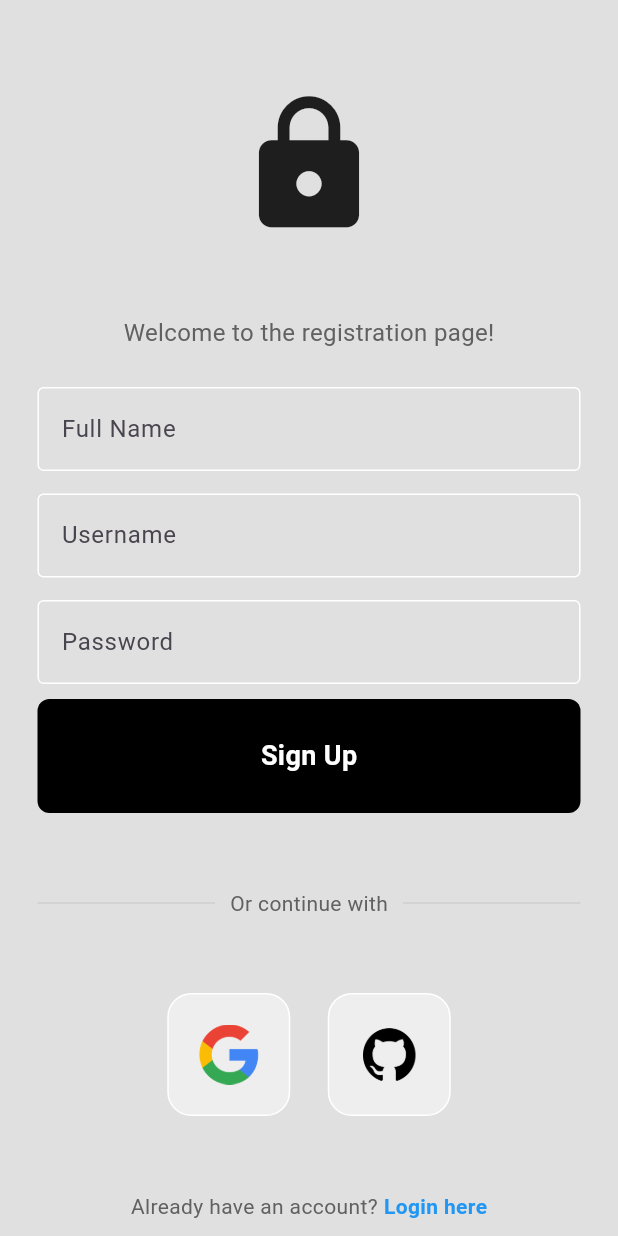
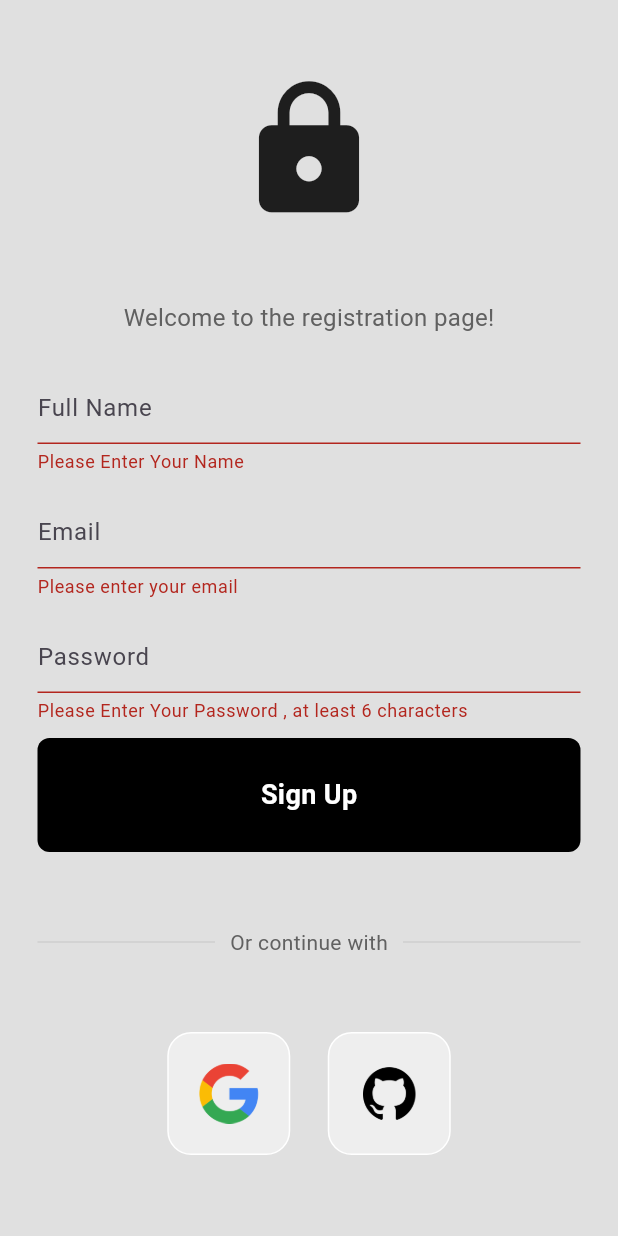
Before and after one commit to ezedin130/modern-auth, a Flutter app: the RegisterPage screen opened directly, after a tap on "Sign Up", on a phone screen of 412 x 824 dp. Run offline on Flutter 3.47's test engine with Material 3 defaults, Android fonts, the phone set to English and light mode, and no system bars; our stand-ins replace supabase_flutter; accounts and stored records are empty; network calls fail.

Commit message:
registering new users with supabase

```diff
--- a/lib/components/MyTextField.dart
+++ b/lib/components/MyTextField.dart
@@ -1,6 +1,7 @@
 import 'package:flutter/material.dart';
 
 class MyTextField extends StatelessWidget {
+  final String? Function(String?)? validator ;
   final controller;
   final String hintText;
   final bool obsecureText;
@@ -8,14 +9,16 @@ class MyTextField extends StatelessWidget {
     super.key,
     required this.controller,
     required this.hintText,
-    required this.obsecureText
+    required this.obsecureText,
+    required this.validator
     });
 
   @override
   Widget build(BuildContext context) {
     return Padding(
               padding: const EdgeInsets.symmetric(horizontal: 25.0),
-              child: TextField(
+              child: TextFormField(
+                validator: validator,
                 controller: controller,
                 obscureText: obsecureText,
                 decoration: InputDecoration(
--- /dev/null
+++ b/lib/components/snack_bar.dart
@@ -0,0 +1,5 @@
+import 'package:flutter/material.dart';
+
+void showSnackBar(BuildContext context, String message){
+  ScaffoldMessenger.of(context).showSnackBar(SnackBar(content: Text(message)));
+}
--- a/lib/pages/register_page.dart
+++ b/lib/pages/register_page.dart
@@ -2,21 +2,68 @@ import 'package:auth/components/MyTextField.dart';
 import 'package:auth/components/MyTile.dart';
 import 'package:auth/components/my_button.dart';
 import 'package:auth/pages/login_page.dart';
+import 'package:auth/service/auth_service.dart';
 import 'package:flutter/material.dart';
 
-class RegisterPage extends StatelessWidget {
+import '../components/snack_bar.dart';
+
+class RegisterPage extends StatefulWidget {
   RegisterPage({super.key});
 
-  final usernameController = TextEditingController();
+  @override
+  State<RegisterPage> createState() => _RegisterPageState();
+}
+
+class _RegisterPageState extends State<RegisterPage> {
+  final emailController = TextEditingController();
+
   final nameController = TextEditingController();
+
   final passwordController = TextEditingController();
 
-  void signUpUser() {}
+  final AuthService _authService = AuthService();
+
+  bool isLoading = false;
+
+  final _formKey = GlobalKey<FormState>();
+
+  void signUpUser() async {
+    String email = emailController.text.trim();
+    String name = nameController.text.trim();
+    String password = passwordController.text.trim();
+    setState(() {
+      isLoading = true;
+    });
+    try {
+      final result = await _authService.signUp(email, name, password);
+      if (result == null) {
+        setState(() {
+          isLoading = false;
+        });
+        showSnackBar(context, "Signup Successfull!");
+        Navigator.of(
+          context,
+        ).push(MaterialPageRoute(builder: (context) => LoginPage()));
+      }
+      else {
+        setState(() {
+          isLoading = false;
+        });
+        showSnackBar(context, "Signup Failed!");
+      }
+    }
+    catch(e){
+      showSnackBar(context, 'An error occured : $e');
+    }
+  }
+
   @override
   Widget build(BuildContext context) {
     return Scaffold(
       backgroundColor: Colors.grey[300],
-      body: SafeArea(
+      body: Form(
+        key: _formKey,
+        child: SafeArea(
           child: Column(
             mainAxisAlignment: MainAxisAlignment.center,
             children: [
@@ -34,6 +81,12 @@ class RegisterPage extends StatelessWidget {
               const SizedBox(height: 25),
 
               MyTextField(
+                validator: (value) {
+                  if (value == null || value.isEmpty) {
+                    return 'Please Enter Your Name';
+                  }
+                  return null;
+                },
                 controller: nameController,
                 hintText: 'Full Name',
                 obsecureText: false,
@@ -42,14 +95,30 @@ class RegisterPage extends StatelessWidget {
               const SizedBox(height: 15),
 
               MyTextField(
-              controller: usernameController,
-              hintText: 'Username',
+                validator: (value) {
+                  if (value == null || value.isEmpty) {
+                    return 'Please enter your email';
+                  }
+                  // Basic email pattern
+                  final emailRegex = RegExp(r'^[^@]+@[^@]+\.[^@]+');
+                  if (!emailRegex.hasMatch(value)) {
+                    return 'Please enter a valid email';
+                  }
+                  return null;
+                },
+                controller: emailController,
+                hintText: 'Email',
                 obsecureText: false,
               ),
 
               const SizedBox(height: 15),
 
               MyTextField(
+                validator: (value) {
+                  if (value == null || value.isEmpty || value.length < 6) {
+                    return 'Please Enter Your Password , at least 6 characters';
+                  }
+                },
                 controller: passwordController,
                 hintText: "Password",
                 obsecureText: true,
@@ -57,7 +126,15 @@ class RegisterPage extends StatelessWidget {
 
               const SizedBox(height: 10),
 
-            MyButton(onTap: signUpUser, text: 'Sign Up'),
+              MyButton(
+                  onTap:(){
+                    if(_formKey.currentState!.validate()){
+                      signUpUser();
+                    }
+                  },
+                text: 'Sign Up',
+              ),
+
 
               const SizedBox(height: 50),
 
@@ -124,6 +201,7 @@ class RegisterPage extends StatelessWidget {
             ],
           ),
         ),
+      ),
     );
   }
 }
--- /dev/null
+++ b/lib/service/auth_service.dart
@@ -0,0 +1,54 @@
+import 'package:auth/pages/login_page.dart';
+import 'package:flutter/material.dart';
+import 'package:supabase_flutter/supabase_flutter.dart';
+
+class AuthService {
+  final supabase = Supabase.instance.client;
+
+  Future<String?> signUp(String email,String name, String password) async {
+    try {
+      final response = await supabase.auth.signUp(
+        password: password,
+        email: email,
+        data: {'name': name},
+      );
+      if (response.user != null) {
+        return null;
+      }
+      return "An error occured";
+    } on AuthException catch (e) {
+      return e.message;
+    } catch (e) {
+      return 'Error: $e';
+    }
+  }
+
+  Future<String?> signIn(String email, String password) async {
+    try {
+      final response = await supabase.auth.signUp(
+        password: password,
+        email: email,
+      );
+      if (response.user != null) {
+        return null;
+      }
+      return "An error occured";
+    } on AuthException catch (e) {
+      return e.message;
+    } catch (e) {
+      return 'Error: $e';
+    }
+  }
+
+  Future<void> logout(BuildContext context) async {
+    try {
+      await supabase.auth.signOut();
+      if (!context.mounted) return;
+      Navigator.of(
+        context,
+      ).push(MaterialPageRoute(builder: (_) => LoginPage()));
+    } catch (e) {
+      print("Logout error $e");
+    }
+  }
+}
```
Also changed, not shown: lib/pages/login_page.dart (+54 -6 lines). Lines whose indentation alone changed are shown as unchanged.
